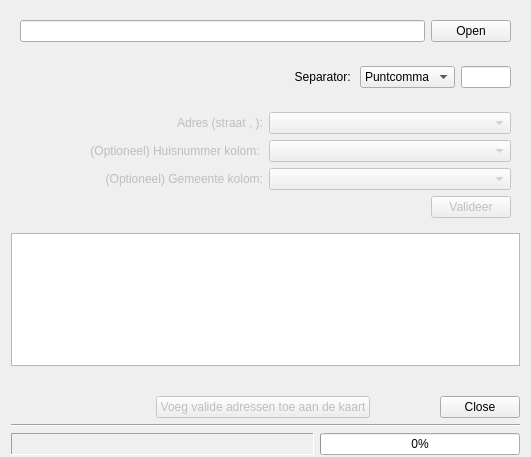
Qt form ui_geopunt4QgisBatchGeoCode.ui (warrieka/geopunt4Qgis) before a commit.
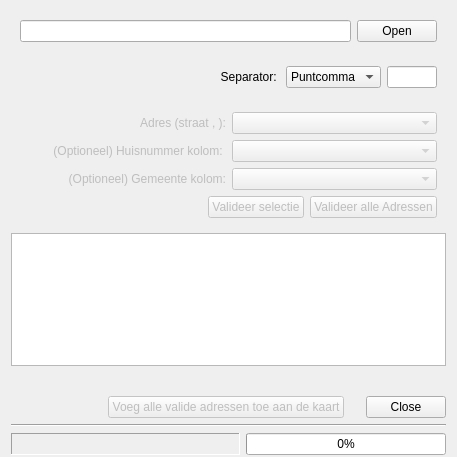
The same form after that commit. Icons and pictures are not drawn.

```diff
--- a/ui_geopunt4QgisBatchGeoCode.ui
+++ b/ui_geopunt4QgisBatchGeoCode.ui
@@ -7,7 +7,7 @@
    <rect>
     <x>0</x>
     <y>0</y>
-    <width>531</width>
+    <width>457</width>
     <height>457</height>
    </rect>
   </property>
@@ -247,6 +247,13 @@
           </property>
          </spacer>
         </item>
+        <item>
+         <widget class="QPushButton" name="validateSelBtn">
+          <property name="text">
+           <string>Valideer selectie</string>
+          </property>
+         </widget>
+        </item>
         <item>
          <widget class="QPushButton" name="validateBtn">
           <property name="sizePolicy">
@@ -255,14 +262,8 @@
             <verstretch>0</verstretch>
            </sizepolicy>
           </property>
-          <property name="maximumSize">
-           <size>
-            <width>120</width>
-            <height>16777215</height>
-           </size>
-          </property>
           <property name="text">
-           <string>Valideer</string>
+           <string>Valideer alle Adressen</string>
           </property>
           <property name="autoDefault">
            <bool>true</bool>
@@ -313,7 +314,7 @@
         <bool>false</bool>
        </property>
        <property name="text">
-        <string>Voeg valide adressen toe aan de kaart</string>
+        <string>Voeg alle valide adressen toe aan de kaart</string>
        </property>
        <property name="checkable">
         <bool>false</bool>
@@ -405,6 +406,9 @@
         <property name="invertedAppearance">
          <bool>false</bool>
         </property>
+        <property name="textDirection">
+         <enum>QProgressBar::TopToBottom</enum>
+        </property>
        </widget>
       </item>
      </layout>
```
Left out of the diff: 87 changed lines with no effect on the pictures.
